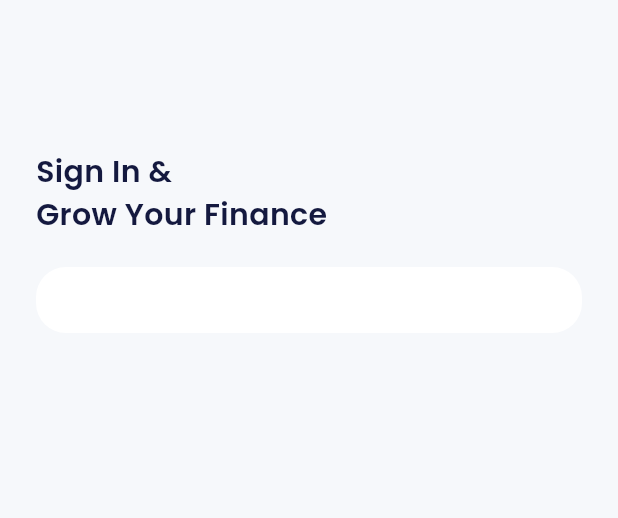
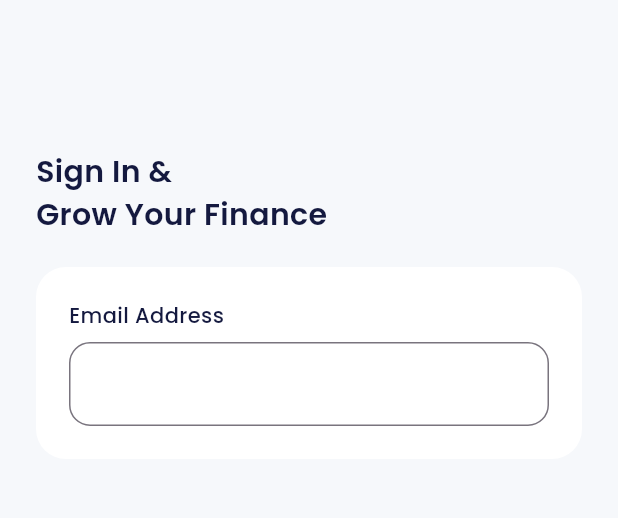
Before and after one commit to feyto81/bank_sha, a Flutter app: the SignInPage screen opened directly, on a phone screen of 412 x 824 dp, the part 225-743 px from its top. Run offline on Flutter 3.47's test engine with Material 3 defaults, Android fonts, the light colour scheme and no system bars; our stand-ins replace carousel_slider, google_fonts.

Commit message:
feat(email address in sign in Page)

```diff
--- a/lib/ui/pages/sign_in_page.dart
+++ b/lib/ui/pages/sign_in_page.dart
@@ -45,8 +45,30 @@ class SignInPage extends StatelessWidget {
               color: whiteColor,
             ),
             child: Column(
+              crossAxisAlignment: CrossAxisAlignment.start,
               children: [
-// EMAIL INPUT
+// NOTE: EMAIL INPUT
+                Column(
+                  crossAxisAlignment: CrossAxisAlignment.start,
+                  children: [
+                    Text(
+                      'Email Address',
+                      style: blackTextStyle.copyWith(
+                        fontWeight: medium,
+                      ),
+                    ),
+                    const SizedBox(
+                      height: 8,
+                    ),
+                    TextFormField(
+                      decoration: InputDecoration(
+                        border: OutlineInputBorder(
+                          borderRadius: BorderRadius.circular(14),
+                        ),
+                      ),
+                    ),
+                  ],
+                ),
               ],
             ),
           ),
```
